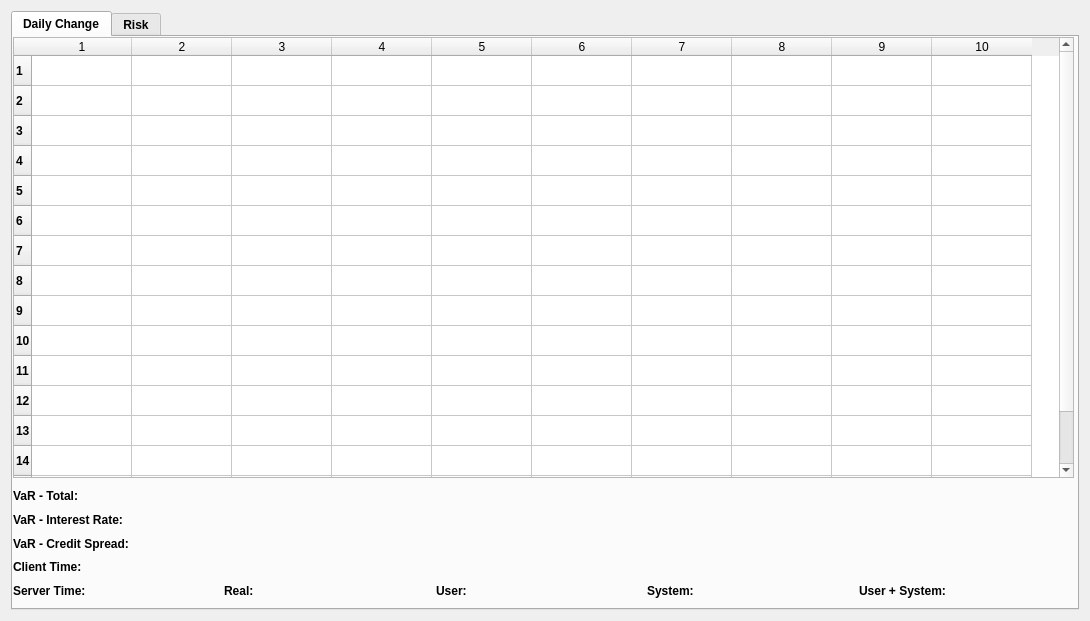
The window that client/client.ui (teamgonuts/Bond-calculator) describes before a commit, drawn with Qt 5.
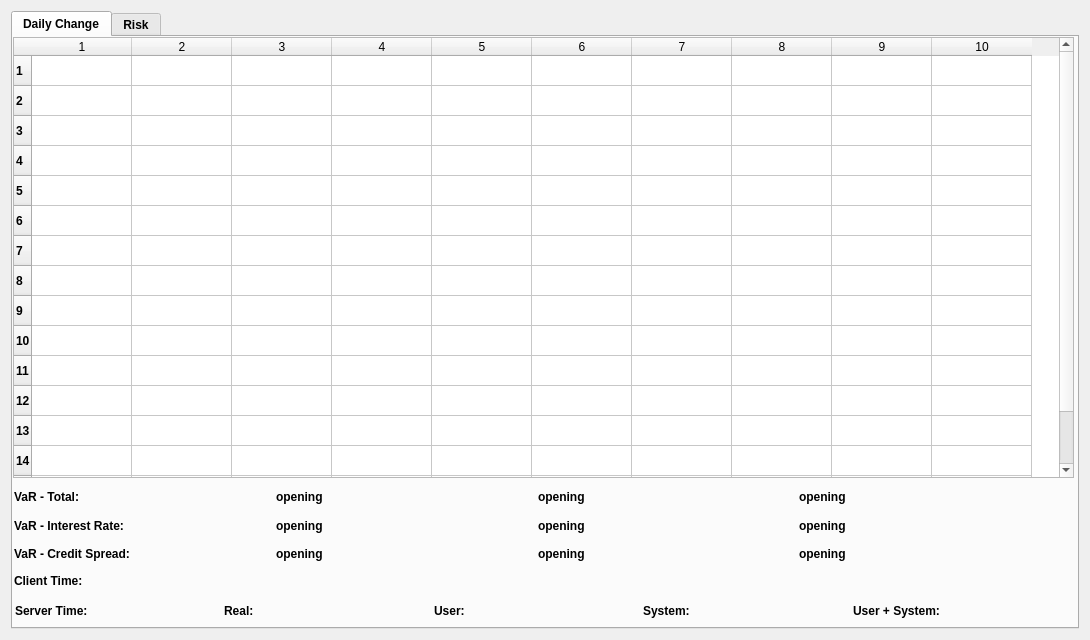
The same window after the commit. The open tabs and pages were chosen to show the change.

Commit message: almost finalized client

The edit to the form file:
```diff
--- a/client/client.ui
+++ b/client/client.ui
@@ -7,7 +7,7 @@
     <x>0</x>
     <y>0</y>
     <width>1090</width>
-    <height>621</height>
+    <height>640</height>
    </rect>
   </property>
   <property name="sizePolicy">
@@ -92,16 +92,106 @@
        <column/>
        <column/>
       </widget>
-      <widget class="QWidget" name="layoutWidget_2">
+      <widget class="QLabel" name="clientTime">
        <property name="geometry">
         <rect>
-         <x>0</x>
+         <x>1</x>
+         <y>535</y>
+         <width>88</width>
+         <height>17</height>
+        </rect>
+       </property>
+       <property name="font">
+        <font>
+         <weight>75</weight>
+         <bold>true</bold>
+        </font>
+       </property>
+       <property name="text">
+        <string>Client Time:</string>
+       </property>
+      </widget>
+      <widget class="QWidget" name="">
+       <property name="geometry">
+        <rect>
+         <x>2</x>
+         <y>564</y>
+         <width>1041</width>
+         <height>19</height>
+        </rect>
+       </property>
+       <layout class="QHBoxLayout" name="horizontalLayout">
+        <item>
+         <widget class="QLabel" name="serverTime">
+          <property name="font">
+           <font>
+            <weight>75</weight>
+            <bold>true</bold>
+           </font>
+          </property>
+          <property name="text">
+           <string>Server Time:</string>
+          </property>
+         </widget>
+        </item>
+        <item>
+         <widget class="QLabel" name="realTime">
+          <property name="font">
+           <font>
+            <weight>75</weight>
+            <bold>true</bold>
+           </font>
+          </property>
+          <property name="text">
+           <string>Real:</string>
+          </property>
+         </widget>
+        </item>
+        <item>
+         <widget class="QLabel" name="userTime">
+          <property name="font">
+           <font>
+            <weight>75</weight>
+            <bold>true</bold>
+           </font>
+          </property>
+          <property name="text">
+           <string>User:</string>
+          </property>
+         </widget>
+        </item>
+        <item>
+         <widget class="QLabel" name="systemTime">
+          <property name="font">
+           <font>
+            <weight>75</weight>
+            <bold>true</bold>
+           </font>
+          </property>
+          <property name="text">
+           <string>System:</string>
+          </property>
+         </widget>
+        </item>
+        <item>
+         <widget class="QLabel" name="userSystemTime">
+          <property name="text">
+           <string>User + System:</string>
+          </property>
+         </widget>
+        </item>
+       </layout>
+      </widget>
+      <widget class="QWidget" name="">
+       <property name="geometry">
+        <rect>
+         <x>1</x>
          <y>450</y>
-         <width>1051</width>
-         <height>113</height>
+         <width>1041</width>
+         <height>19</height>
         </rect>
        </property>
-       <layout class="QVBoxLayout" name="verticalLayout_2">
+       <layout class="QHBoxLayout" name="horizontalLayout_2">
         <item>
          <widget class="QLabel" name="varTotal">
           <property name="font">
@@ -116,18 +206,47 @@
          </widget>
         </item>
         <item>
-         <widget class="QLabel" name="varIR">
-          <property name="font">
-           <font>
-            <weight>75</weight>
-            <bold>true</bold>
-           </font>
+         <widget class="QLabel" name="vt1">
+          <property name="text">
+           <string>opening</string>
           </property>
+          <property name="textFormat">
+           <enum>Qt::PlainText</enum>
+          </property>
+         </widget>
+        </item>
+        <item>
+         <widget class="QLabel" name="vt2">
           <property name="text">
-           <string>VaR - Interest Rate:</string>
+           <string>opening</string>
           </property>
+          <property name="textFormat">
+           <enum>Qt::PlainText</enum>
+          </property>
          </widget>
         </item>
+        <item>
+         <widget class="QLabel" name="vt3">
+          <property name="text">
+           <string>opening</string>
+          </property>
+          <property name="textFormat">
+           <enum>Qt::PlainText</enum>
+          </property>
+         </widget>
+        </item>
+       </layout>
+      </widget>
+      <widget class="QWidget" name="">
+       <property name="geometry">
+        <rect>
+         <x>1</x>
+         <y>507</y>
+         <width>1041</width>
+         <height>19</height>
+        </rect>
+       </property>
+       <layout class="QHBoxLayout" name="horizontalLayout_3">
         <item>
          <widget class="QLabel" name="varCS">
           <property name="font">
@@ -142,7 +261,49 @@
          </widget>
         </item>
         <item>
-         <widget class="QLabel" name="clientTime">
+         <widget class="QLabel" name="vc1">
+          <property name="text">
+           <string>opening</string>
+          </property>
+          <property name="textFormat">
+           <enum>Qt::PlainText</enum>
+          </property>
+         </widget>
+        </item>
+        <item>
+         <widget class="QLabel" name="vc2">
+          <property name="text">
+           <string>opening</string>
+          </property>
+          <property name="textFormat">
+           <enum>Qt::PlainText</enum>
+          </property>
+         </widget>
+        </item>
+        <item>
+         <widget class="QLabel" name="vc3">
+          <property name="text">
+           <string>opening</string>
+          </property>
+          <property name="textFormat">
+           <enum>Qt::PlainText</enum>
+          </property>
+         </widget>
+        </item>
+       </layout>
+      </widget>
+      <widget class="QWidget" name="">
+       <property name="geometry">
+        <rect>
+         <x>1</x>
+         <y>479</y>
+         <width>1041</width>
+         <height>19</height>
+        </rect>
+       </property>
+       <layout class="QHBoxLayout" name="horizontalLayout_4">
+        <item>
+         <widget class="QLabel" name="varIR">
           <property name="font">
            <font>
             <weight>75</weight>
@@ -150,72 +311,39 @@
            </font>
           </property>
           <property name="text">
-           <string>Client Time:</string>
+           <string>VaR - Interest Rate:</string>
           </property>
          </widget>
         </item>
         <item>
-         <layout class="QHBoxLayout" name="horizontalLayout_4">
-          <item>
-           <widget class="QLabel" name="serverTime">
-            <property name="font">
-             <font>
-              <weight>75</weight>
-              <bold>true</bold>
-             </font>
-            </property>
-            <property name="text">
-             <string>Server Time:</string>
-            </property>
-           </widget>
-          </item>
-          <item>
-           <widget class="QLabel" name="realTime">
-            <property name="font">
-             <font>
-              <weight>75</weight>
-              <bold>true</bold>
-             </font>
-            </property>
-            <property name="text">
-             <string>Real:</string>
-            </property>
-           </widget>
-          </item>
-          <item>
-           <widget class="QLabel" name="userTime">
-            <property name="font">
-             <font>
-              <weight>75</weight>
-              <bold>true</bold>
-             </font>
-            </property>
-            <property name="text">
-             <string>User:</string>
-            </property>
-           </widget>
-          </item>
-          <item>
-           <widget class="QLabel" name="systemTime">
-            <property name="font">
-             <font>
-              <weight>75</weight>
-              <bold>true</bold>
-             </font>
-            </property>
-            <property name="text">
-             <string>System:</string>
-            </property>
-           </widget>
-          </item>
-          <item>
-           <widget class="QLabel" name="userSystemTime">
-            <property name="text">
-             <string>User + System:</string>
-            </property>
-           </widget>
-          </item>
-         </layout>
+         <widget class="QLabel" name="vi1">
+          <property name="text">
+           <string>opening</string>
+          </property>
+          <property name="textFormat">
+           <enum>Qt::PlainText</enum>
+          </property>
+         </widget>
+        </item>
+        <item>
+         <widget class="QLabel" name="vi2">
+          <property name="text">
+           <string>opening</string>
+          </property>
+          <property name="textFormat">
+           <enum>Qt::PlainText</enum>
+          </property>
+         </widget>
+        </item>
+        <item>
+         <widget class="QLabel" name="vi3">
+          <property name="text">
+           <string>opening</string>
+          </property>
+          <property name="textFormat">
+           <enum>Qt::PlainText</enum>
+          </property>
+         </widget>
         </item>
        </layout>
       </widget>
```
Left out of the diff: 23 changed lines with no effect on the pictures. The commit also changes 4 other files.
